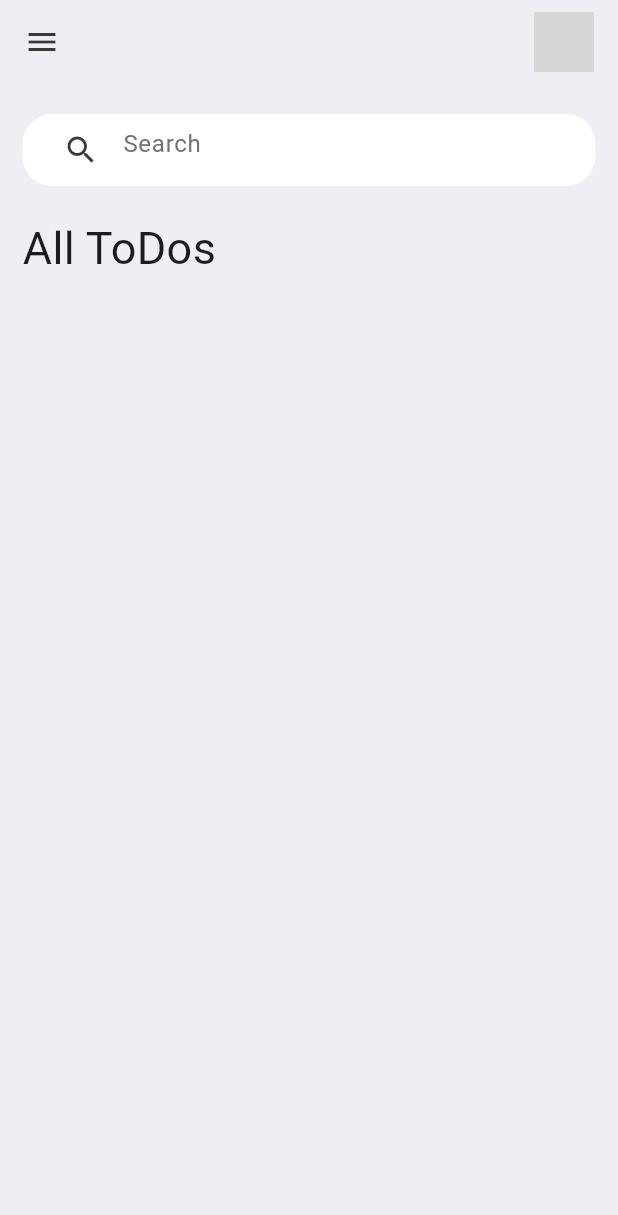
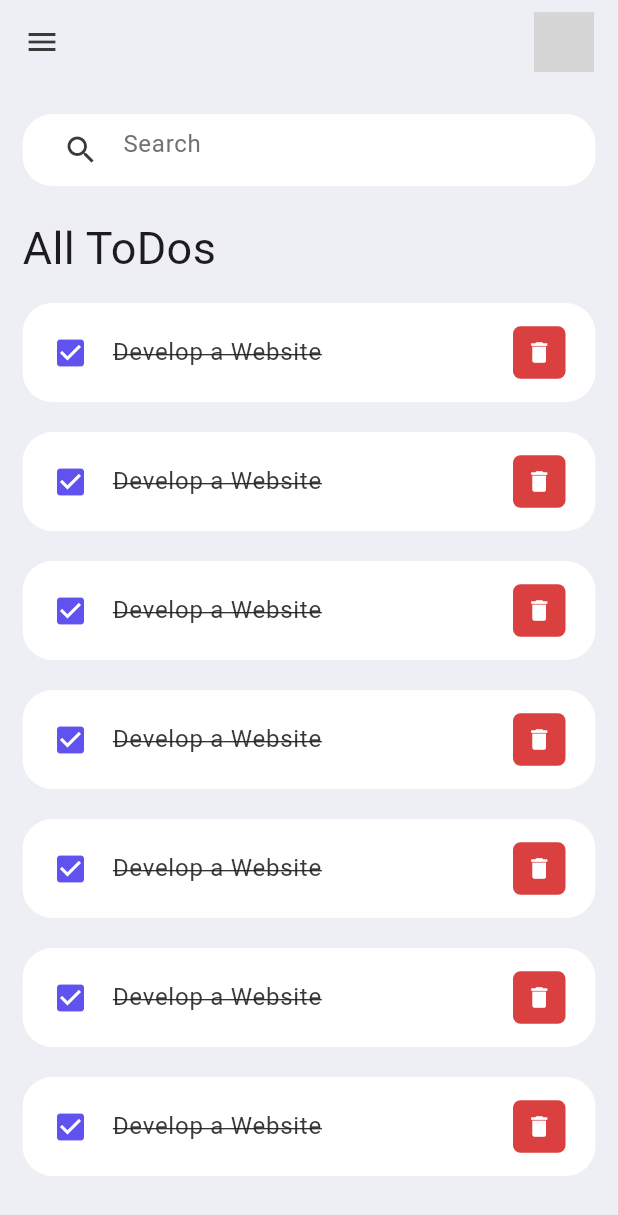
Before and after one commit to syedDayim/To_Do_FlutterApp, a Flutter app: the screen it shows after launch, on a phone screen of 412 x 824 dp. Shown: the top 1215 px of the screen. Run offline on Flutter 3.47's test engine with Material 3 defaults, Android fonts, the phone set to English and light mode, and no system bars; grey boxes are pictures that could not be loaded.

Commit message:
Added Lists

```diff
--- a/lib/screens/home.dart
+++ b/lib/screens/home.dart
@@ -2,6 +2,7 @@
 
 import 'package:flutter/material.dart';
 import 'package:to_do/constants/colors.dart';
+import 'package:to_do/screens/to_do_items.dart';
 
 class Home extends StatelessWidget {
   const Home({super.key});
@@ -16,7 +17,14 @@ class Home extends StatelessWidget {
           child: Column(
             children: [
               searchBox(),
-              Expanded(
+              mainlist(),
+            ],
+          ),
+        ));
+  }
+
+  Widget mainlist() {
+    return Expanded(
                 child: ListView(
                   children: [
                     Container(
@@ -28,13 +36,20 @@ class Home extends StatelessWidget {
                         ),
                       ),
                     ),
+                    ToDoItems(),
+                    ToDoItems(),
+                    ToDoItems(),
+                    ToDoItems(),
+                    ToDoItems(),
+                    ToDoItems(),
+                    ToDoItems(),
+                    Text("2"),
+                    Text("3"),
+                    Text("4"),
 
                   ],
                 ),
-              )
-            ],
-          ),
-        ));
+              );
   }
 
   Widget searchBox() {
--- /dev/null
+++ b/lib/screens/to_do_items.dart
@@ -0,0 +1,54 @@
+import 'package:flutter/material.dart';
+import 'package:to_do/constants/colors.dart';
+
+class ToDoItems extends StatelessWidget {
+  const ToDoItems({super.key});
+
+  @override
+  Widget build(BuildContext context) {
+    return Container(
+      margin: EdgeInsets.fromLTRB(0, 0, 0, 20.0),
+      child: ListTile(
+        onTap: () {
+          print("clicked list item");
+        },
+        shape: RoundedRectangleBorder(
+          borderRadius: BorderRadius.circular(20),
+        ),
+        contentPadding: EdgeInsets.symmetric(horizontal: 20, vertical: 5),
+        tileColor: Colors.white,
+        leading: const Icon(
+          Icons.check_box,
+          color: tdBlue,
+        ),
+        title: const Text(
+          "Develop a Website",
+          style: TextStyle(
+            fontSize: 16,
+            color: tdBlack,
+            decoration: TextDecoration.lineThrough,
+          ),
+
+        ),
+        trailing: Container(
+          height: 35,
+          width: 35,
+          decoration: BoxDecoration(
+            color: tdRed,
+            borderRadius: BorderRadius.circular(5),
+          ),
+          child: IconButton(
+            color: Colors.white,
+            iconSize: 18,
+            icon: Icon(Icons.delete),
+            onPressed: () {
+              print("delted the todo item");
+            },
+          ),
+        ),
+
+      ),
+
+    );
+  }
+}
```
